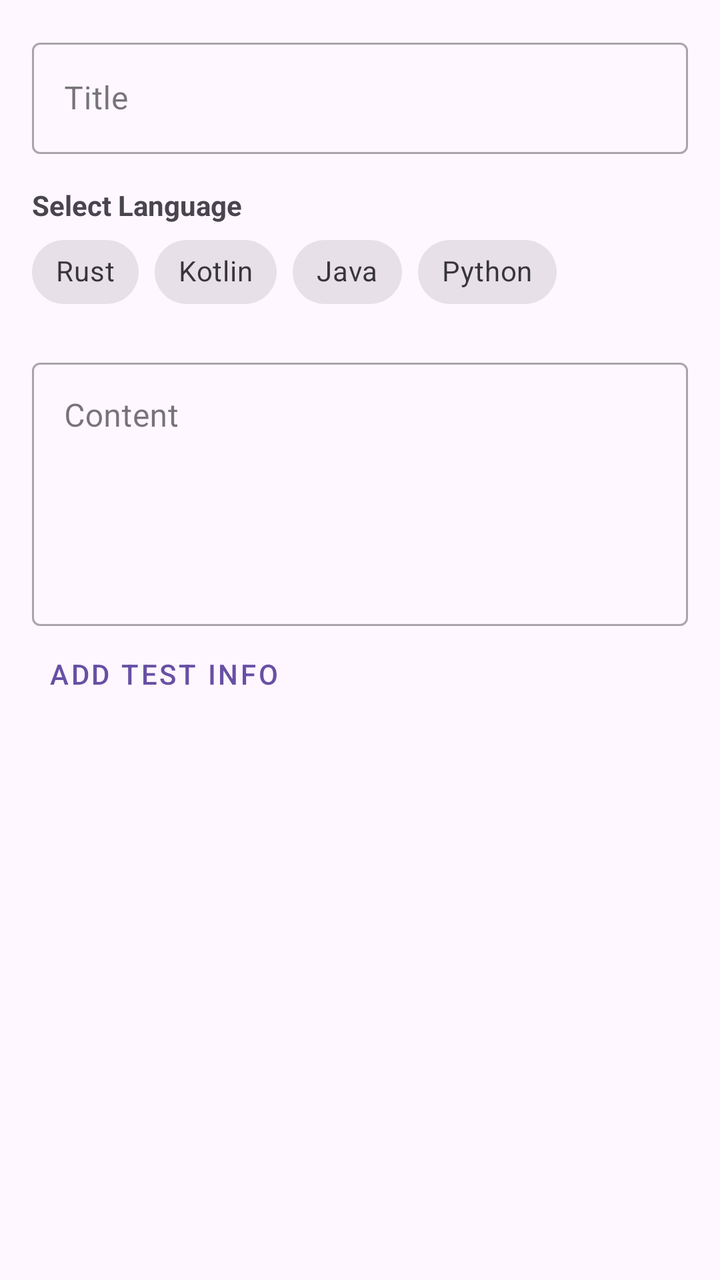
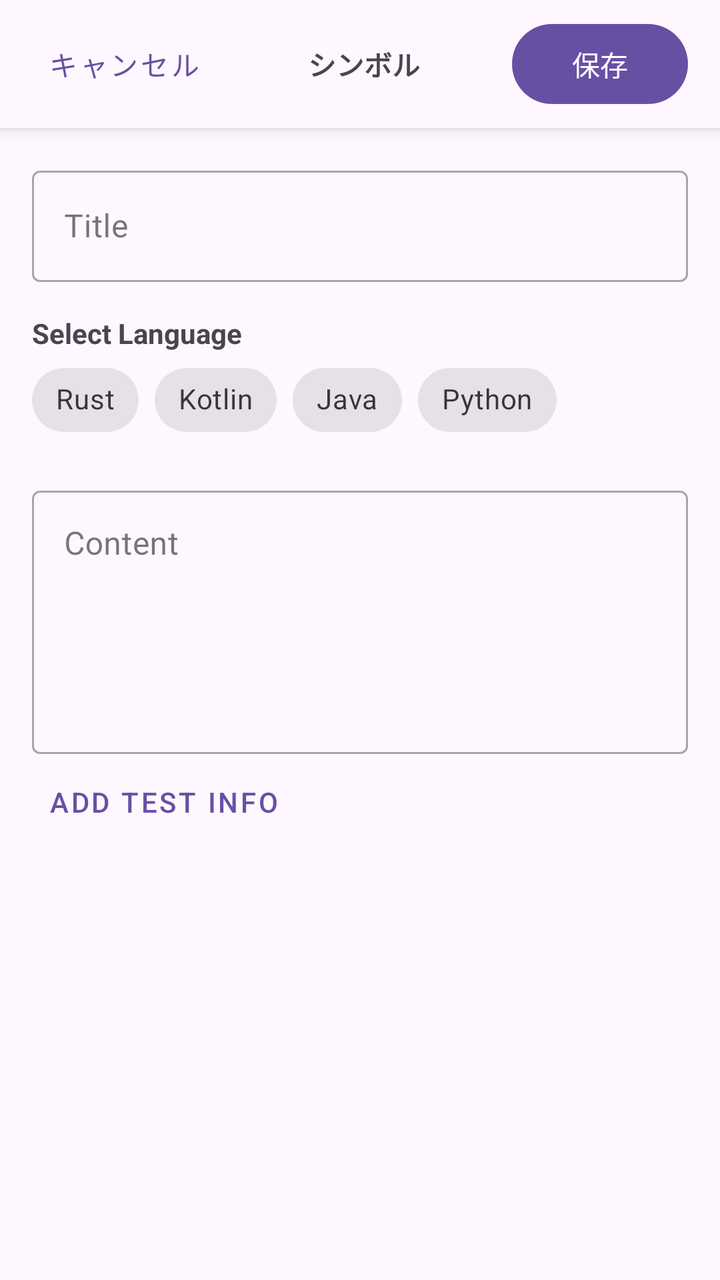

An Android layout rendered at two revisions. The XML below is the earlier revision; the diff shows what the commit changed to produce the second picture.
<!-- AndroidManifest.xml: application theme Theme.MemoApp -->
<!-- res/layout/dialog_add_edit_symbol.xml -->
<?xml version="1.0" encoding="utf-8"?>
<LinearLayout xmlns:android="http://schemas.android.com/apk/res/android"
    xmlns:app="http://schemas.android.com/apk/res-auto"
    android:layout_width="match_parent"
    android:layout_height="wrap_content"
    android:orientation="vertical"
    android:padding="16dp">

    <com.google.android.material.textfield.TextInputLayout
        style="@style/Widget.MaterialComponents.TextInputLayout.OutlinedBox"
        android:layout_width="match_parent"
        android:layout_height="wrap_content"
        android:hint="Title">

        <com.google.android.material.textfield.TextInputEditText
            android:id="@+id/edit_symbol_title"
            android:layout_width="match_parent"
            android:layout_height="wrap_content"
            android:inputType="text" />
    </com.google.android.material.textfield.TextInputLayout>

    <TextView
        android:layout_width="wrap_content"
        android:layout_height="wrap_content"
        android:layout_marginTop="16dp"
        android:text="Select Language"
        android:textStyle="bold" />

    <com.google.android.material.chip.ChipGroup
        android:id="@+id/chip_group_language"
        android:layout_width="match_parent"
        android:layout_height="wrap_content"
        app:singleSelection="true">

        <com.google.android.material.chip.Chip
            android:id="@+id/chip_rust"
            style="@style/Widget.MaterialComponents.Chip.Choice"
            android:layout_width="wrap_content"
            android:layout_height="wrap_content"
            android:text="Rust" />

        <com.google.android.material.chip.Chip
            android:id="@+id/chip_kotlin"
            style="@style/Widget.MaterialComponents.Chip.Choice"
            android:layout_width="wrap_content"
            android:layout_height="wrap_content"
            android:text="Kotlin" />

        <com.google.android.material.chip.Chip
            android:id="@+id/chip_java"
            style="@style/Widget.MaterialComponents.Chip.Choice"
            android:layout_width="wrap_content"
            android:layout_height="wrap_content"
            android:text="Java" />

        <com.google.android.material.chip.Chip
            android:id="@+id/chip_python"
            style="@style/Widget.MaterialComponents.Chip.Choice"
            android:layout_width="wrap_content"
            android:layout_height="wrap_content"
            android:text="Python" />
    </com.google.android.material.chip.ChipGroup>

    <com.google.android.material.textfield.TextInputLayout
        style="@style/Widget.MaterialComponents.TextInputLayout.OutlinedBox"
        android:layout_width="match_parent"
        android:layout_height="wrap_content"
        android:layout_marginTop="16dp"
        android:hint="Content">

        <com.google.android.material.textfield.TextInputEditText
            android:id="@+id/edit_symbol_content"
            android:layout_width="match_parent"
            android:layout_height="wrap_content"
            android:gravity="top"
            android:inputType="textMultiLine"
            android:minLines="5" />
    </com.google.android.material.textfield.TextInputLayout>

    <Button
        android:id="@+id/btn_fill_test_data"
        style="@style/Widget.MaterialComponents.Button.TextButton"
        android:layout_width="wrap_content"
        android:layout_height="wrap_content"
        android:text="Add Test Info" />

</LinearLayout>
<!-- resources referenced by this layout -->
<resources>
  <style name="Theme.MemoApp" parent="Base.Theme.MemoApp" />
  <style name="Base.Theme.MemoApp" parent="Theme.Material3.DayNight.NoActionBar">
          
          
      </style>
</resources>

<!-- the commit's change to res/layout/dialog_add_edit_symbol.xml (unified diff, before → after) -->
@@ -2,9 +2,54 @@
 <LinearLayout xmlns:android="http://schemas.android.com/apk/res/android"
     xmlns:app="http://schemas.android.com/apk/res-auto"
     android:layout_width="match_parent"
-    android:layout_height="wrap_content"
-    android:orientation="vertical"
-    android:padding="16dp">
+    android:layout_height="match_parent"
+    android:orientation="vertical">
+
+    <LinearLayout
+        android:layout_width="match_parent"
+        android:layout_height="wrap_content"
+        android:background="?attr/colorSurface"
+        android:elevation="4dp"
+        android:gravity="center_vertical"
+        android:orientation="horizontal"
+        android:paddingStart="16dp"
+        android:paddingTop="8dp"
+        android:paddingEnd="16dp"
+        android:paddingBottom="8dp">
+
+        <Button
+            android:id="@+id/btn_cancel_symbol"
+            style="@style/Widget.MaterialComponents.Button.TextButton"
+            android:layout_width="wrap_content"
+            android:layout_height="wrap_content"
+            android:text="キャンセル" />
+
+        <TextView
+            android:layout_width="0dp"
+            android:layout_height="wrap_content"
+            android:layout_weight="1"
+            android:gravity="center"
+            android:text="シンボル"
+            android:textStyle="bold" />
+
+        <Button
+            android:id="@+id/btn_save_symbol"
+            android:layout_width="wrap_content"
+            android:layout_height="wrap_content"
+            android:text="保存" />
+    </LinearLayout>
+
+    <ScrollView
+        android:layout_width="match_parent"
+        android:layout_height="0dp"
+        android:layout_weight="1"
+        android:fillViewport="true">
+
+        <LinearLayout
+            android:layout_width="match_parent"
+            android:layout_height="wrap_content"
+            android:orientation="vertical"
+            android:padding="16dp">
 
     <com.google.android.material.textfield.TextInputLayout
         style="@style/Widget.MaterialComponents.TextInputLayout.OutlinedBox"
@@ -84,4 +129,7 @@
         android:layout_height="wrap_content"
         android:text="Add Test Info" />
 
+        </LinearLayout>
+    </ScrollView>
+
 </LinearLayout>
